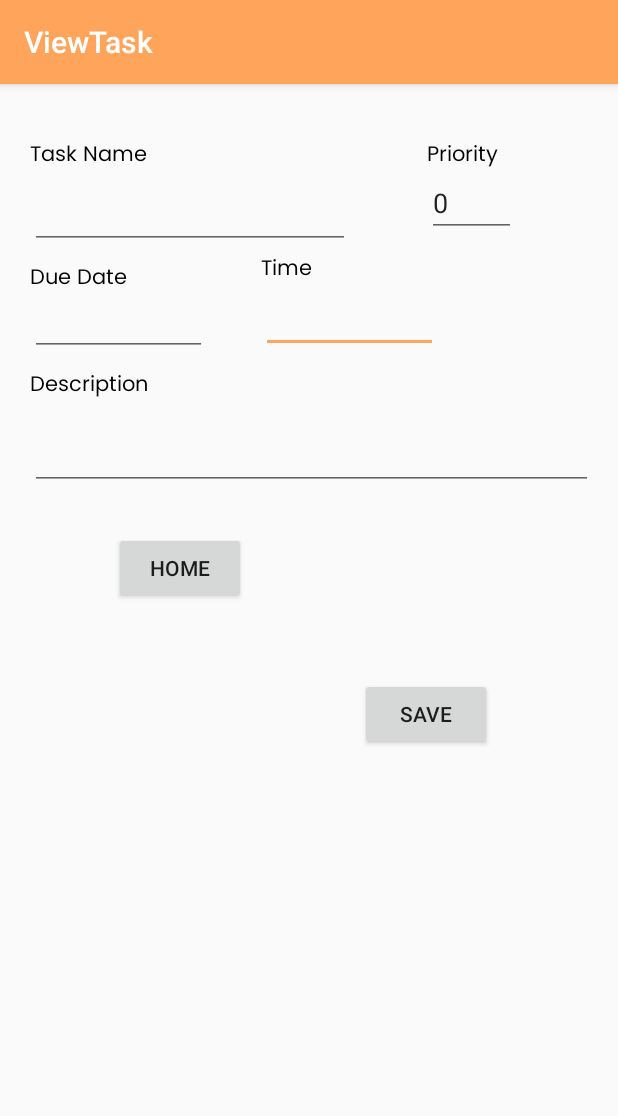
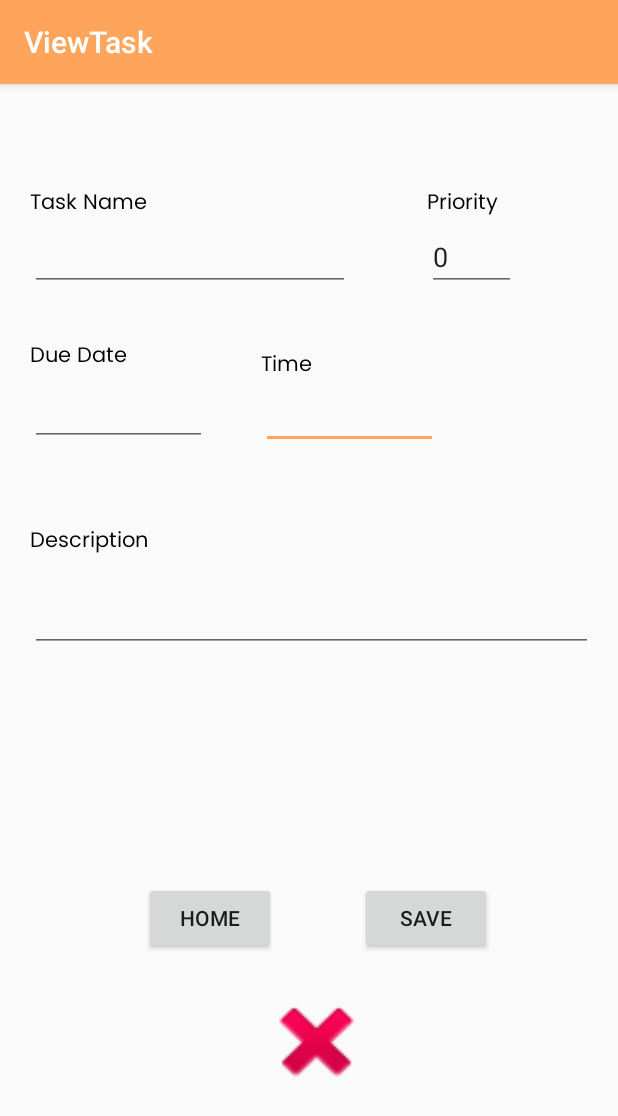
Before and after one commit to juandeaglio/QP2.0, an Android app: the ViewTask screen opened directly, with no data from a screen before it, on a phone screen of 412 x 824 dp. Shown: the top 1116 px of the screen. Run offline under Robolectric (Android 15) with nearby library versions, the phone set to English and light mode, and no system bars; Roboto replaces fonts that are not available here; 6 statements that could not run were skipped.

Commit message:
Able to delete and edit tasks

```diff
--- a/app/src/main/java/com/DatabaseHelper.java
+++ b/app/src/main/java/com/DatabaseHelper.java
@@ -140,6 +140,10 @@ public class DatabaseHelper extends SQLiteOpenHelper {
         SQLiteDatabase db = this.getWritableDatabase();
         String querey = "DELETE FROM " + TABLE_NAME + " WHERE " +
                 COL_6 + " = '" + taskID + "'";
+
+        db.execSQL(querey);
+
+
     }
 
 
--- a/app/src/main/java/com/example/qp/ViewTask.java
+++ b/app/src/main/java/com/example/qp/ViewTask.java
@@ -22,6 +22,8 @@ public class ViewTask extends AppCompatActivity {
     MainActivity mainActivity = new MainActivity();
     DatabaseHelper db = new DatabaseHelper(this);
     Toast toast = null;
+    String taskIDStr;
+    private Intent myIntent = getIntent();
 
     @Override
     protected void onCreate(Bundle savedInstanceState) {
@@ -32,7 +34,7 @@ public class ViewTask extends AppCompatActivity {
         Toolbar toolbar = findViewById(R.id.toolbar);
 
         setSupportActionBar(toolbar);
-        String taskIDStr = myIntent.getStringExtra("taskid");
+        this.taskIDStr = myIntent.getStringExtra("taskid");
         final UUID taskID = UUID.fromString(taskIDStr);
         displayTask(taskID);
         Button saveTaskBtn = findViewById(R.id.editViewTask);
@@ -42,6 +44,9 @@ public class ViewTask extends AppCompatActivity {
                 saveTask(taskID);
             }
         });
+
+        Button deleteButton = findViewById(R.id.deleteButton);
+
     }
 
 //    protected void onResume() {
@@ -49,6 +54,8 @@ public class ViewTask extends AppCompatActivity {
 //        setContentView(R.layout.activity_view_task);
 //        Intent myIntent = getIntent();
 //    }
+
+
 
     public Task findTaskFromArrayList(UUID taskID)
     {
@@ -64,6 +71,16 @@ public class ViewTask extends AppCompatActivity {
         }
         return null;
     }
+
+
+    public void deleteTask(View view){
+
+        db.deleteTask(this.taskIDStr);
+        startActivity(new Intent(this, MainActivity.class));
+
+    }
+
+
     public void goHome(View view){
         startActivity(new Intent(this, MainActivity.class));
     }
@@ -97,15 +114,15 @@ public class ViewTask extends AppCompatActivity {
     {
         //TODO: fix crashing here - Ant
         //Edits task from array list
-        /*
+
         EditText taskName = (EditText) findViewById(R.id.viewTaskName);
         EditText priority = (EditText) findViewById(R.id.viewPriority);
         EditText taskNotes = (EditText) findViewById(R.id.viewDescription);
         //TODO: change dueDate so that the input fields are converted into a Date that can be used by Task class.
-        EditText dueDate = (EditText) findViewById(R.id.viewDueDate);
-        TextView taskTime = findViewById(R.id.taskTime);
+        TextView dueDate = (EditText) findViewById(R.id.viewDueDate);
+        TextView taskTime = findViewById(R.id.viewTime);
 
-        boolean updateCompleted = db.updateTable(taskName.getText().toString(), Integer.parseInt(priority.getText().toString()),dueDate.getText().toString(), taskNotes.getText().toString(), 0, taskID, taskTime.getText().toString());
+        boolean updateCompleted = db.updateTable(taskName.getText().toString(), Integer.parseInt(priority.getText().toString()),dueDate.getText().toString(), taskNotes.getText().toString(), 0, UUID.fromString(this.taskIDStr), taskTime.getText().toString());
 
         if(updateCompleted)
         {
@@ -116,6 +133,6 @@ public class ViewTask extends AppCompatActivity {
             this.toast = Toast.makeText(mainActivity,"Task failed to save", Toast.LENGTH_LONG);
             toast.show();
         }
-        */
+
     }
 }
--- a/app/src/main/res/layout/content_view_task.xml
+++ b/app/src/main/res/layout/content_view_task.xml
@@ -12,12 +12,12 @@
         android:id="@+id/viewTime"
         android:layout_width="118dp"
         android:layout_height="39dp"
-        android:layout_marginTop="140dp"
+
+        android:layout_marginTop="204dp"
         android:layout_marginEnd="120dp"
         android:layout_marginRight="120dp"
         android:ems="10"
         android:inputType="date"
-
         app:layout_constraintEnd_toEndOf="parent"
         app:layout_constraintTop_toTopOf="parent" />
 
@@ -25,7 +25,7 @@
         android:id="@+id/timeLabel"
         android:layout_width="wrap_content"
         android:layout_height="wrap_content"
-        android:layout_marginTop="112dp"
+        android:layout_marginTop="176dp"
         android:layout_marginEnd="204dp"
         android:layout_marginRight="204dp"
         android:text="Time"
@@ -38,7 +38,7 @@
         android:id="@+id/textView18"
         android:layout_width="91dp"
         android:layout_height="26dp"
-        android:layout_marginTop="8dp"
+        android:layout_marginTop="52dp"
         android:text="Description"
         android:textColor="@android:color/black"
         app:fontFamily="@font/poppins"
@@ -49,7 +49,7 @@
         android:id="@+id/textView17"
         android:layout_width="wrap_content"
         android:layout_height="wrap_content"
-        android:layout_marginTop="36dp"
+        android:layout_marginTop="68dp"
         android:layout_marginEnd="80dp"
         android:layout_marginRight="80dp"
         android:text="Priority"
@@ -62,7 +62,7 @@
         android:id="@+id/textView16"
         android:layout_width="wrap_content"
         android:layout_height="wrap_content"
-        android:layout_marginTop="8dp"
+        android:layout_marginTop="32dp"
         android:text="Due Date"
         android:textColor="@android:color/black"
         app:fontFamily="@font/poppins"
@@ -73,7 +73,7 @@
         android:id="@+id/textView15"
         android:layout_width="wrap_content"
         android:layout_height="wrap_content"
-        android:layout_marginTop="36dp"
+        android:layout_marginTop="68dp"
         android:text="Task Name"
         android:textColor="@android:color/black"
         app:fontFamily="@font/poppins"
@@ -86,7 +86,7 @@
         android:layout_height="42dp"
         android:layout_marginStart="20dp"
         android:layout_marginLeft="20dp"
-        android:layout_marginTop="68dp"
+        android:layout_marginTop="96dp"
         android:ems="10"
         android:inputType="text"
         app:layout_constraintStart_toStartOf="parent"
@@ -96,6 +96,7 @@
         android:id="@+id/viewDueDate"
         android:layout_width="118dp"
         android:layout_height="39dp"
+        android:layout_marginTop="8dp"
         android:ems="10"
         android:inputType="date"
         app:layout_constraintStart_toStartOf="@+id/textView18"
@@ -105,9 +106,12 @@
         android:id="@+id/viewPriority"
         android:layout_width="59dp"
         android:layout_height="42dp"
+        android:layout_marginTop="96dp"
+        android:layout_marginEnd="68dp"
+        android:layout_marginRight="68dp"
         android:inputType="number"
-        app:layout_constraintStart_toStartOf="@+id/textView17"
-        app:layout_constraintTop_toBottomOf="@+id/textView17" />
+        app:layout_constraintEnd_toEndOf="parent"
+        app:layout_constraintTop_toTopOf="parent" />
 
     <EditText
         android:id="@+id/viewDescription"
@@ -115,6 +119,7 @@
         android:layout_height="55dp"
         android:layout_marginStart="20dp"
         android:layout_marginLeft="20dp"
+        android:layout_marginTop="4dp"
         android:gravity="start"
         android:inputType="textMultiLine"
         android:singleLine="false"
@@ -125,9 +130,9 @@
         android:id="@+id/editViewTask"
         android:layout_width="wrap_content"
         android:layout_height="wrap_content"
-        android:layout_marginStart="76dp"
-        android:layout_marginLeft="76dp"
-        android:layout_marginBottom="324dp"
+        android:layout_marginStart="56dp"
+        android:layout_marginLeft="56dp"
+        android:layout_marginBottom="188dp"
         android:text="Save"
         app:layout_constraintBottom_toBottomOf="parent"
         app:layout_constraintStart_toEndOf="@+id/button7" />
@@ -136,11 +141,24 @@
         android:id="@+id/button7"
         android:layout_width="wrap_content"
         android:layout_height="wrap_content"
-        android:layout_marginStart="76dp"
-        android:layout_marginLeft="76dp"
-        android:layout_marginTop="28dp"
+        android:layout_marginStart="96dp"
+        android:layout_marginLeft="96dp"
+        android:layout_marginBottom="188dp"
         android:onClick="goHome"
         android:text="Home"
-        app:layout_constraintStart_toStartOf="parent"
-        app:layout_constraintTop_toBottomOf="@+id/viewDescription" />
+        app:layout_constraintBottom_toBottomOf="parent"
+        app:layout_constraintStart_toStartOf="parent" />
+
+    <Button
+        android:id="@+id/deleteButton"
+        android:layout_width="78dp"
+        android:layout_height="75dp"
+        android:layout_marginStart="172dp"
+        android:layout_marginLeft="172dp"
+        android:layout_marginBottom="92dp"
+        android:background="@android:drawable/ic_delete"
+        android:onClick="deleteTask"
+        android:textAppearance="@style/TextAppearance.AppCompat.Caption"
+        app:layout_constraintBottom_toBottomOf="parent"
+        app:layout_constraintStart_toStartOf="parent" />
 </android.support.constraint.ConstraintLayout>
```
